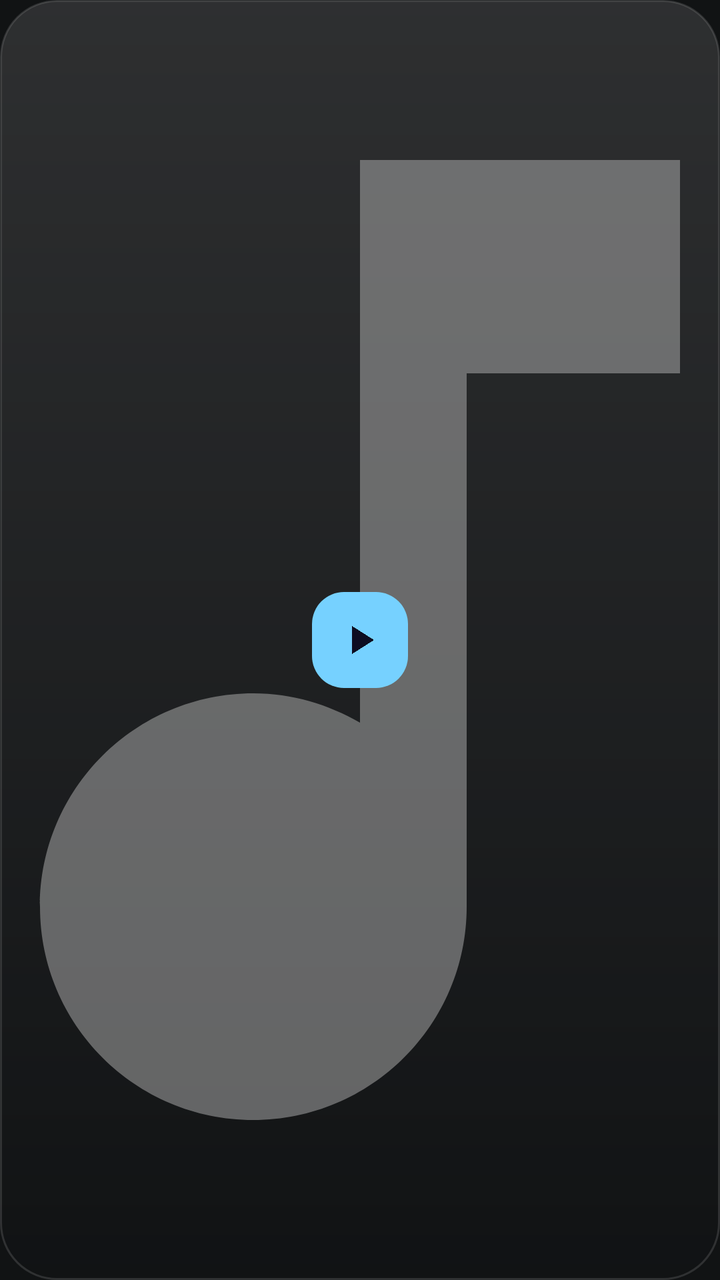
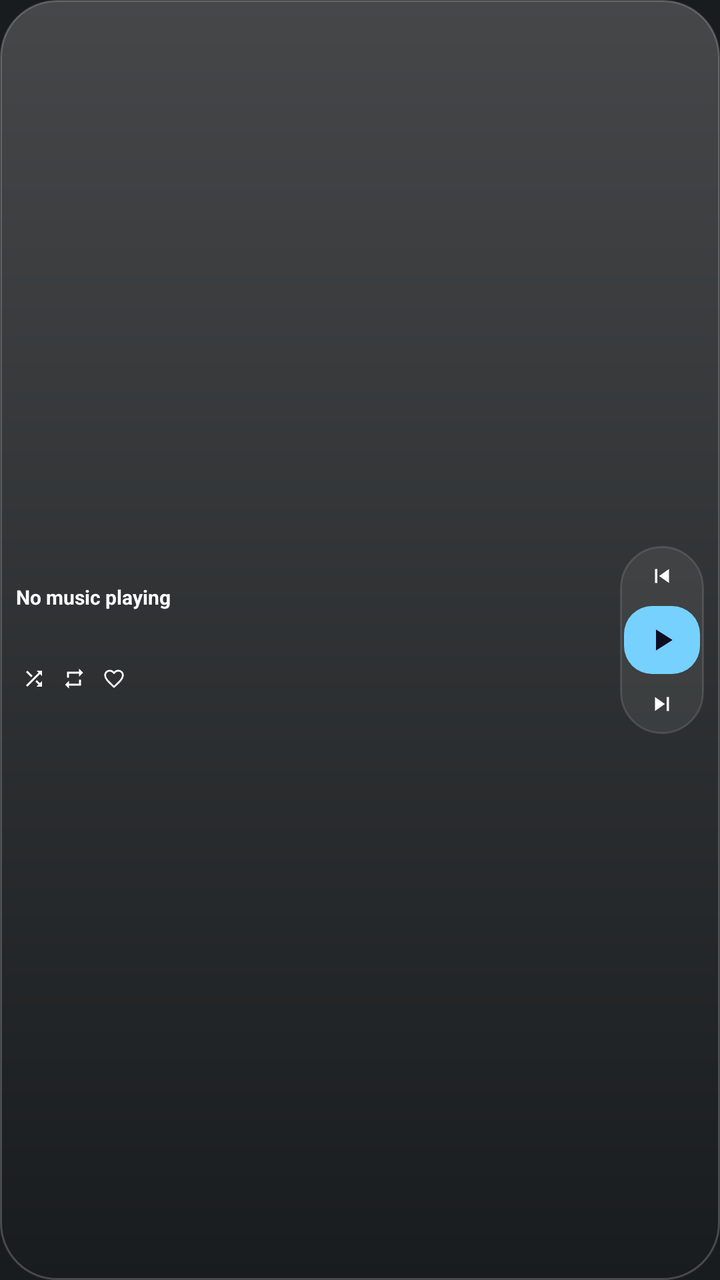

Before-and-after screenshots of an Android layout around one commit, followed by the original layout XML and the change that was made.
<!-- AndroidManifest.xml: application theme android:Theme.DeviceDefault -->
<!-- res/layout/widget_music_micro.xml -->
<?xml version="1.0" encoding="utf-8"?>
<FrameLayout xmlns:android="http://schemas.android.com/apk/res/android"
    android:id="@+id/widgetRoot"
    android:layout_width="match_parent"
    android:layout_height="match_parent"
    android:background="@drawable/widget_bg">

    
    <ImageView
        android:id="@+id/albumArt"
        android:layout_width="match_parent"
        android:layout_height="match_parent"
        android:scaleType="centerCrop"
        android:src="@drawable/ic_music_note"/>

    
    <View
        android:layout_width="match_parent"
        android:layout_height="match_parent"
        android:background="#55000000"/>

    
    <ImageView
        android:id="@+id/btnPlayPause"
        android:layout_width="48dp"
        android:layout_height="48dp"
        android:layout_gravity="center"
        android:src="@drawable/ic_play"
        android:background="@drawable/play_btn_bg"
        android:scaleType="centerInside"
        android:padding="11dp"/>

    
    <TextView
        android:id="@+id/songTitle"
        android:layout_width="0dp"
        android:layout_height="0dp"
        android:visibility="gone"/>
    <TextView
        android:id="@+id/artistName"
        android:layout_width="0dp"
        android:layout_height="0dp"
        android:visibility="gone"/>
    <ImageView
        android:id="@+id/btnPrev"
        android:layout_width="0dp"
        android:layout_height="0dp"
        android:visibility="gone"/>
    <ImageView
        android:id="@+id/btnNext"
        android:layout_width="0dp"
        android:layout_height="0dp"
        android:visibility="gone"/>
    <ImageView
        android:id="@+id/btnShuffle"
        android:layout_width="0dp"
        android:layout_height="0dp"
        android:visibility="gone"/>
    <ImageView
        android:id="@+id/btnRepeat"
        android:layout_width="0dp"
        android:layout_height="0dp"
        android:visibility="gone"/>

</FrameLayout>
<!-- resources referenced by this layout -->
<resources>
  <!-- drawable ic_music_note (drawable) -->
  <vector xmlns:android="http://schemas.android.com/apk/res/android"
      android:width="24dp" android:height="24dp"
      android:viewportWidth="24" android:viewportHeight="24">
      <path android:fillColor="#88FFFFFF"
          android:pathData="M12,3v10.55c-0.59,-0.34 -1.27,-0.55 -2,-0.55 -2.21,0 -4,1.79 -4,4s1.79,4 4,4 4,-1.79 4,-4V7h4V3h-6z"/>
  </vector>
  <!-- drawable play_btn_bg (drawable) -->
  <?xml version="1.0" encoding="utf-8"?>
  <shape xmlns:android="http://schemas.android.com/apk/res/android">
      <solid android:color="#FFFFFFFF"/>
      <corners android:radius="16dp"/>
  </shape>
  <!-- unchanged entries left out for length: 2 -->
</resources>

<!-- the commit's change to res/layout/widget_music_micro.xml (unified diff, before → after) -->
@@ -1,65 +1,140 @@
 <?xml version="1.0" encoding="utf-8"?>
-<FrameLayout xmlns:android="http://schemas.android.com/apk/res/android"
+<LinearLayout xmlns:android="http://schemas.android.com/apk/res/android"
     android:id="@+id/widgetRoot"
     android:layout_width="match_parent"
     android:layout_height="match_parent"
-    android:background="@drawable/widget_bg">
+    android:background="@drawable/widget_bg"
+    android:orientation="horizontal"
+    android:padding="8dp"
+    android:gravity="center_vertical">
 
     
-    <ImageView
-        android:id="@+id/albumArt"
-        android:layout_width="match_parent"
-        android:layout_height="match_parent"
-        android:scaleType="centerCrop"
-        android:src="@drawable/ic_music_note"/>
+    <LinearLayout
+        android:layout_width="0dp"
+        android:layout_height="wrap_content"
+        android:layout_weight="1"
+        android:layout_marginEnd="6dp"
+        android:orientation="vertical"
+        android:gravity="center_vertical">
+
+        <TextView
+            android:id="@+id/songTitle"
+            android:layout_width="match_parent"
+            android:layout_height="wrap_content"
+            android:text="No music playing"
+            android:textColor="#FFFFFFFF"
+            android:textSize="10sp"
+            android:textStyle="bold"
+            android:maxLines="2"
+            android:ellipsize="end"
+            android:autoSizeTextType="uniform"
+            android:autoSizeMinTextSize="7sp"
+            android:autoSizeMaxTextSize="11sp"/>
+
+        <TextView
+            android:id="@+id/artistName"
+            android:layout_width="match_parent"
+            android:layout_height="wrap_content"
+            android:text=""
+            android:textColor="#CCFFFFFF"
+            android:textSize="8sp"
+            android:maxLines="2"
+            android:ellipsize="end"
+            android:autoSizeTextType="uniform"
+            android:autoSizeMinTextSize="7sp"
+            android:autoSizeMaxTextSize="9sp"/>
+
+        <TextView
+            android:id="@+id/albumName"
+            android:layout_width="match_parent"
+            android:layout_height="wrap_content"
+            android:text=""
+            android:textColor="#99FFFFFF"
+            android:textSize="8sp"
+            android:maxLines="1"
+            android:ellipsize="end"
+            android:autoSizeTextType="uniform"
+            android:autoSizeMinTextSize="7sp"
+            android:autoSizeMaxTextSize="9sp"/>
+
+        <LinearLayout
+            android:layout_width="wrap_content"
+            android:layout_height="wrap_content"
+            android:layout_marginTop="3dp"
+            android:orientation="horizontal"
+            android:gravity="center_vertical">
+
+            <ImageView
+                android:id="@+id/btnShuffle"
+                android:layout_width="18dp"
+                android:layout_height="18dp"
+                android:src="@drawable/ic_shuffle"
+                android:background="@drawable/ripple_cell_sm"
+                android:scaleType="centerInside"
+                android:padding="3dp"/>
+
+            <ImageView
+                android:id="@+id/btnRepeat"
+                android:layout_width="18dp"
+                android:layout_height="18dp"
+                android:layout_marginStart="2dp"
+                android:src="@drawable/ic_repeat"
+                android:background="@drawable/ripple_cell_sm"
+                android:scaleType="centerInside"
+                android:padding="3dp"/>
+
+            <ImageView
+                android:id="@+id/btnLike"
+                android:layout_width="18dp"
+                android:layout_height="18dp"
+                android:layout_marginStart="2dp"
+                android:src="@drawable/ic_heart_outline"
+                android:background="@drawable/ripple_cell_sm"
+                android:scaleType="centerInside"
+                android:padding="3dp"/>
+
+        </LinearLayout>
+
+    </LinearLayout>
 
     
-    <View
-        android:layout_width="match_parent"
-        android:layout_height="match_parent"
-        android:background="#55000000"/>
+    <LinearLayout
+        android:layout_width="42dp"
+        android:layout_height="wrap_content"
+        android:background="@drawable/dock_bg"
+        android:orientation="vertical"
+        android:padding="2dp"
+        android:gravity="center">
 
-    
-    <ImageView
-        android:id="@+id/btnPlayPause"
-        android:layout_width="48dp"
-        android:layout_height="48dp"
-        android:layout_gravity="center"
-        android:src="@drawable/ic_play"
-        android:background="@drawable/play_btn_bg"
-        android:scaleType="centerInside"
-        android:padding="11dp"/>
+        <ImageView
+            android:id="@+id/btnPrev"
+            android:layout_width="38dp"
+            android:layout_height="26dp"
+            android:src="@drawable/ic_skip_previous"
+            android:background="@drawable/ripple_cell"
+            android:scaleType="centerInside"
+            android:padding="6dp"/>
 
-    
-    <TextView
-        android:id="@+id/songTitle"
-        android:layout_width="0dp"
-        android:layout_height="0dp"
-        android:visibility="gone"/>
-    <TextView
-        android:id="@+id/artistName"
-        android:layout_width="0dp"
-        android:layout_height="0dp"
-        android:visibility="gone"/>
-    <ImageView
-        android:id="@+id/btnPrev"
-        android:layout_width="0dp"
-        android:layout_height="0dp"
-        android:visibility="gone"/>
-    <ImageView
-        android:id="@+id/btnNext"
-        android:layout_width="0dp"
-        android:layout_height="0dp"
-        android:visibility="gone"/>
-    <ImageView
-        android:id="@+id/btnShuffle"
-        android:layout_width="0dp"
-        android:layout_height="0dp"
-        android:visibility="gone"/>
-    <ImageView
-        android:id="@+id/btnRepeat"
-        android:layout_width="0dp"
-        android:layout_height="0dp"
-        android:visibility="gone"/>
+        <ImageView
+            android:id="@+id/btnPlayPause"
+            android:layout_width="38dp"
+            android:layout_height="34dp"
+            android:layout_marginTop="2dp"
+            android:src="@drawable/ic_play"
+            android:background="@drawable/play_pill"
+            android:scaleType="centerInside"
+            android:padding="8dp"/>
 
-</FrameLayout>
+        <ImageView
+            android:id="@+id/btnNext"
+            android:layout_width="38dp"
+            android:layout_height="26dp"
+            android:layout_marginTop="2dp"
+            android:src="@drawable/ic_skip_next"
+            android:background="@drawable/ripple_cell"
+            android:scaleType="centerInside"
+            android:padding="6dp"/>
+
+    </LinearLayout>
+
+</LinearLayout>
<!-- resource entries referenced after the edit -->
@@ -1,18 +1,101 @@
 <!-- resources referenced by this layout -->
 <resources>
-  <!-- drawable ic_music_note (drawable) -->
+  <!-- drawable dock_bg (drawable) -->
+  <?xml version="1.0" encoding="utf-8"?>
+  <shape xmlns:android="http://schemas.android.com/apk/res/android">
+      <solid android:color="#12FFFFFF"/>
+      <corners android:radius="22dp"/>
+      <stroke
+          android:width="1dp"
+          android:color="#1FFFFFFF"/>
+  </shape>
+  <!-- drawable ic_heart_outline (drawable) -->
+  <vector xmlns:android="http://schemas.android.com/apk/res/android"
+      android:width="24dp"
+      android:height="24dp"
+      android:viewportWidth="24"
+      android:viewportHeight="24">
+      <path
+          android:fillColor="#00000000"
+          android:strokeColor="#FFFFFFFF"
+          android:strokeWidth="1.8"
+          android:strokeLineCap="round"
+          android:strokeLineJoin="round"
+          android:pathData="M12,20.2l-1.1,-1C6.1,14.7 3.1,11.9 3.1,8.6 3.1,6 5.1,4 7.7,4c1.5,0 2.9,0.7 3.8,1.8L12,6.4l0.5,-0.6C13.4,4.7 14.8,4 16.3,4c2.6,0 4.6,2 4.6,4.6 0,3.3 -3,6.1 -7.8,10.6L12,20.2z"/>
+  </vector>
+  <!-- drawable ic_repeat (drawable) -->
+  <vector xmlns:android="http://schemas.android.com/apk/res/android"
+      android:width="24dp"
+      android:height="24dp"
+      android:viewportWidth="24"
+      android:viewportHeight="24">
+      <path
+          android:fillColor="#FFFFFFFF"
+          android:pathData="M7,7h10v3l4,-4 -4,-4v3H5v6h2V7zM17,17H7v-3l-4,4 4,4v-3h12v-6h-2v4z"/>
+  </vector>
+  <!-- drawable ic_shuffle (drawable) -->
+  <vector xmlns:android="http://schemas.android.com/apk/res/android"
+      android:width="24dp"
+      android:height="24dp"
+      android:viewportWidth="24"
+      android:viewportHeight="24">
+      <path
+          android:fillColor="#FFFFFFFF"
+          android:pathData="M10.59,9.17L5.41,4 4,5.41l5.17,5.17 1.42,-1.41zM14.5,4l2.04,2.04L4,18.59 5.41,20 17.96,7.46 20,9.5V4h-5.5zM14.83,13.41l-1.41,1.41 3.13,3.13L14.5,20H20v-5.5l-2.04,2.04 -3.13,-3.13z"/>
+  </vector>
+  <!-- drawable ic_skip_next (drawable) -->
   <vector xmlns:android="http://schemas.android.com/apk/res/android"
       android:width="24dp" android:height="24dp"
       android:viewportWidth="24" android:viewportHeight="24">
-      <path android:fillColor="#88FFFFFF"
-          android:pathData="M12,3v10.55c-0.59,-0.34 -1.27,-0.55 -2,-0.55 -2.21,0 -4,1.79 -4,4s1.79,4 4,4 4,-1.79 4,-4V7h4V3h-6z"/>
+      <path android:fillColor="#FFFFFFFF"
+          android:pathData="M6,18l8.5,-6L6,6v12zM16,6v12h2V6h-2z"/>
   </vector>
-  <!-- drawable play_btn_bg (drawable) -->
+  <!-- drawable ic_skip_previous (drawable) -->
+  <vector xmlns:android="http://schemas.android.com/apk/res/android"
+      android:width="24dp" android:height="24dp"
+      android:viewportWidth="24" android:viewportHeight="24">
+      <path android:fillColor="#FFFFFFFF"
+          android:pathData="M6,6h2v12H6zM9.5,12l8.5,6V6z"/>
+  </vector>
+  <!-- drawable play_pill (drawable) -->
   <?xml version="1.0" encoding="utf-8"?>
-  <shape xmlns:android="http://schemas.android.com/apk/res/android">
-      <solid android:color="#FFFFFFFF"/>
-      <corners android:radius="16dp"/>
-  </shape>
+  <ripple xmlns:android="http://schemas.android.com/apk/res/android"
+      android:color="#33000000">
+      <item android:id="@android:id/mask">
+          <shape android:shape="rectangle">
+              <solid android:color="#FFFFFFFF"/>
+              <corners android:radius="14dp"/>
+          </shape>
+      </item>
+      <item>
+          <shape android:shape="rectangle">
+              <solid android:color="#FFFFFFFF"/>
+              <corners android:radius="14dp"/>
+          </shape>
+      </item>
+  </ripple>
+  <!-- drawable ripple_cell (drawable) -->
+  <?xml version="1.0" encoding="utf-8"?>
+  <ripple xmlns:android="http://schemas.android.com/apk/res/android"
+      android:color="#33FFFFFF">
+      <item android:id="@android:id/mask">
+          <shape android:shape="rectangle">
+              <solid android:color="#FFFFFFFF"/>
+              <corners android:radius="14dp"/>
+          </shape>
+      </item>
+  </ripple>
+  <!-- drawable ripple_cell_sm (drawable) -->
+  <?xml version="1.0" encoding="utf-8"?>
+  <ripple xmlns:android="http://schemas.android.com/apk/res/android"
+      android:color="#33FFFFFF">
+      <item android:id="@android:id/mask">
+          <shape android:shape="rectangle">
+              <solid android:color="#FFFFFFFF"/>
+              <corners android:radius="7dp"/>
+          </shape>
+      </item>
+  </ripple>
   <!-- unchanged entries left out for length: 2 -->
 </resources>
 
